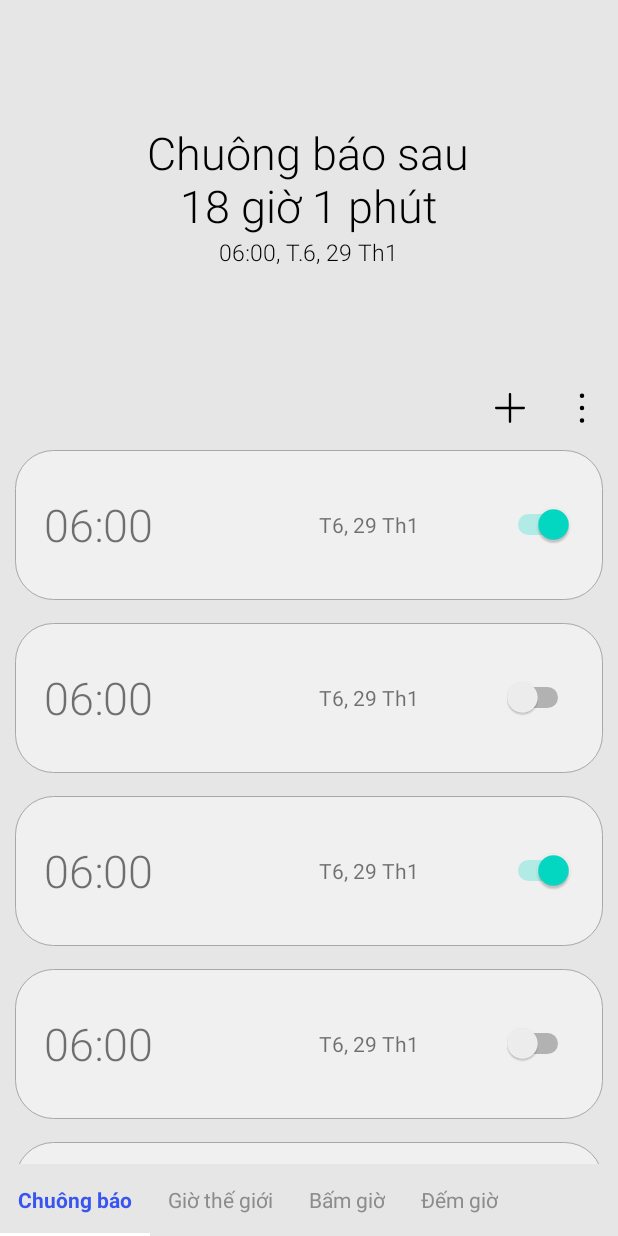
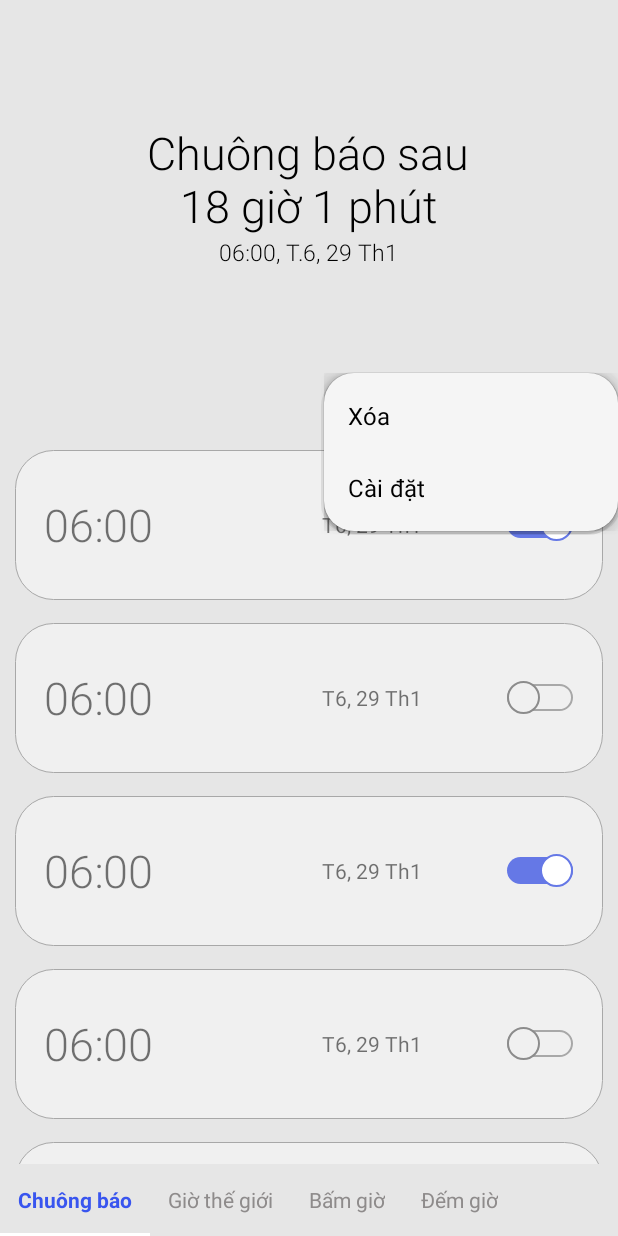
Before and after one commit to anhtrantb/clockapp, an Android app: the screen it shows after launch (MainActivity), after a tap on "menu", on a phone screen of 412 x 824 dp. Run offline under Robolectric (Android 15) with nearby library versions, the phone set to English and light mode, and no system bars.

Commit message:
custom switch

```diff
--- a/app/src/main/java/com/example/clockapp/FragmentAlarm.java
+++ b/app/src/main/java/com/example/clockapp/FragmentAlarm.java
@@ -14,10 +14,12 @@ import android.view.Gravity;
 import android.view.LayoutInflater;
 import android.view.Menu;
 import android.view.MenuInflater;
+import android.view.MenuItem;
 import android.view.View;
 import android.view.ViewGroup;
 import android.widget.LinearLayout;
 import android.widget.TextView;
+import android.widget.Toast;
 
 import com.google.android.material.appbar.AppBarLayout;
 import com.google.android.material.appbar.CollapsingToolbarLayout;
@@ -30,13 +32,13 @@ public class FragmentAlarm extends Fragment {
     TextView title_collapsingbar_time,title_collapsingbar;
     RecyclerView recyclerViewAlarm;
     Toolbar mtoolbar;
-   private static FragmentAlarm fragmentAlarm;
-   public static FragmentAlarm getInstance(){
+    private static FragmentAlarm fragmentAlarm;
+    public static FragmentAlarm getInstance(){
        if(fragmentAlarm==null){
            fragmentAlarm = new FragmentAlarm();
        }
        return fragmentAlarm;
-   }
+    }
     @Override
     public View onCreateView(LayoutInflater inflater, ViewGroup container,
                              Bundle savedInstanceState) {
@@ -49,8 +51,6 @@ public class FragmentAlarm extends Fragment {
         //main
         title_collapsingbar.setText("Chuông báo sau 18 giờ 1 phút");
         title_collapsingbar_time.setText("06:00, T.6, 29 Th1");
-//        CollapsingToolbarLayout collapsingToolbarLayout = view.findViewById(R.id.collapsing_toolbar);
-//        collapsingToolbarLayout.setTitle("demo");
 
         ((MainActivity) getActivity()).setSupportActionBar(mtoolbar);
         ((MainActivity) getActivity()).getSupportActionBar().setTitle(getString(R.string.alarm_ring));
@@ -80,6 +80,26 @@ public class FragmentAlarm extends Fragment {
         super.onCreateOptionsMenu(menu, inflater);
         ((AppCompatActivity)getActivity()).getMenuInflater().inflate(R.menu.menu_toolbar,menu);
     }
+//xử lí menu
+    @Override
+    public boolean onOptionsItemSelected(@NonNull MenuItem item) {
+        switch (item.getItemId()){
+            case R.id.ic_add:{
+                //Toast.makeText(getContext(), "hello", Toast.LENGTH_SHORT).show();break;
+            }
+            case R.id.ic_menu:{
+                //Toast.makeText(getContext(), "world", Toast.LENGTH_SHORT).show(); break;
+            }
+            case R.id.ic_delete:{
+
+            }
+            case R.id.ic_setting:{
+
+            }
+        }
+        return super.onOptionsItemSelected(item);
+    }
+
     public void findview(View view){
         mtoolbar = view.findViewById(R.id.toolbar);
         appBarLayout = view.findViewById(R.id.app_bar);
--- /dev/null
+++ b/app/src/main/res/drawable/custom_popup_menu.xml
@@ -0,0 +1,6 @@
+<shape xmlns:android="http://schemas.android.com/apk/res/android">
+    <corners android:radius="20dp"/>
+    <solid android:color="@color/popup_menu_background_color"/>
+    <padding android:top="5dp"
+        android:bottom="5dp"/>
+</shape>
--- a/app/src/main/res/drawable/item_background.xml
+++ b/app/src/main/res/drawable/item_background.xml
@@ -2,7 +2,7 @@
 <shape android:shape="rectangle"
     xmlns:android="http://schemas.android.com/apk/res/android">
 <corners android:radius="25dp"/>
-    <solid android:color="#F0F0F0"/>
+    <solid android:color="@color/item_background"/>
     <stroke android:width="1px"
-        android:color="#A8A8A8"/>
+        android:color="@color/item_background_border"/>
 </shape>
--- /dev/null
+++ b/app/src/main/res/drawable/switch_thumb.xml
@@ -0,0 +1,22 @@
+<?xml version="1.0" encoding="utf-8"?>
+<selector
+    xmlns:android="http://schemas.android.com/apk/res/android">
+    <item android:state_checked="false">
+        <shape android:shape="oval">
+            <solid android:color="@color/item_background" />
+            <size android:width="@dimen/switch_size"
+                android:height="@dimen/switch_size"/>
+            <stroke android:width="1dp"
+                android:color="#8c8c8c"/>
+        </shape>
+    </item>
+    <item android:state_checked="true">
+        <shape android:shape="oval">
+            <solid android:color="#ffffff"/>
+            <size android:width="@dimen/switch_size"
+                android:height="@dimen/switch_size"/>
+            <stroke android:width="1dp"
+                android:color="@color/switch_on_color"/>
+        </shape>
+    </item>
+</selector>
--- /dev/null
+++ b/app/src/main/res/drawable/switch_track_off.xml
@@ -0,0 +1,23 @@
+<layer-list xmlns:android="http://schemas.android.com/apk/res/android">
+    <item>
+        <shape android:shape="line"
+            >
+        </shape>
+    </item>
+
+    <item
+        android:top="2dp"
+        android:bottom="2dp">
+        <shape
+            android:shape="rectangle">
+            <solid android:color="@color/item_background"/>
+            <corners
+                android:radius="@dimen/switch_size"/>
+            <size
+                android:width="@dimen/switch_size" />
+            <stroke
+                android:width="1dp"
+                android:color="@color/item_background_border"/>
+        </shape>
+    </item>
+</layer-list>
--- /dev/null
+++ b/app/src/main/res/drawable/switch_track_on.xml
@@ -0,0 +1,21 @@
+<layer-list xmlns:android="http://schemas.android.com/apk/res/android">
+    <item>
+        <shape android:shape="line"
+            >
+        </shape>
+    </item>
+
+    <item
+        android:top="2dp"
+        android:bottom="2dp">
+        <shape
+            android:shape="rectangle">
+            <solid android:color="@color/switch_on_color"/>
+            <corners
+                android:radius="@dimen/switch_size"/>
+            <size
+                android:width="@dimen/switch_size"
+                 />
+        </shape>
+    </item>
+</layer-list>
--- /dev/null
+++ b/app/src/main/res/drawable/switch_track_selector.xml
@@ -0,0 +1,7 @@
+<?xml version="1.0" encoding="utf-8"?>
+<selector xmlns:android="http://schemas.android.com/apk/res/android">
+    <item android:state_checked="false"
+        android:drawable="@drawable/switch_track_off"/>
+    <item android:state_checked="true"
+        android:drawable="@drawable/switch_track_on"/>
+</selector>
--- a/app/src/main/res/layout/fragment_alarm.xml
+++ b/app/src/main/res/layout/fragment_alarm.xml
@@ -13,15 +13,13 @@
         android:layout_width="match_parent"
         android:layout_height="300dp"
         android:fitsSystemWindows="true"
-
-        android:theme="@style/ThemeOverlay.AppCompat.Dark.ActionBar">
+        >
 
         <com.google.android.material.appbar.CollapsingToolbarLayout
             android:id="@+id/collapsing_tool_bar"
             android:layout_width="match_parent"
             android:layout_height="match_parent"
             android:fitsSystemWindows="true"
-            android:theme="@style/ThemeOverlay.AppCompat.Dark.ActionBar"
             app:contentScrim="#E6E6E6"
             app:collapsedTitleGravity="start"
             app:expandedTitleGravity="start"
@@ -69,10 +67,10 @@
             <androidx.appcompat.widget.Toolbar
                 android:id="@+id/toolbar"
                 android:layout_width="match_parent"
-                android:layout_height="?attr/actionBarSize"
+                android:layout_height="@dimen/mtrl_toolbar_default_height"
                 android:layout_gravity="bottom"
                 app:layout_collapseMode="pin"
-                app:popupTheme="@style/ThemeOverlay.AppCompat.Light" />
+                app:popupTheme="@style/popupMenuStyle" />
         </com.google.android.material.appbar.CollapsingToolbarLayout>
     </com.google.android.material.appbar.AppBarLayout>
 
--- a/app/src/main/res/layout/fragment_world_time.xml
+++ b/app/src/main/res/layout/fragment_world_time.xml
@@ -1,5 +1,6 @@
 <?xml version="1.0" encoding="utf-8"?>
 <FrameLayout xmlns:android="http://schemas.android.com/apk/res/android"
+    xmlns:app="http://schemas.android.com/apk/res-auto"
     xmlns:tools="http://schemas.android.com/tools"
     android:layout_width="match_parent"
     android:layout_height="match_parent"
--- a/app/src/main/res/layout/item_set_time.xml
+++ b/app/src/main/res/layout/item_set_time.xml
@@ -3,6 +3,7 @@
     xmlns:tools="http://schemas.android.com/tools"
     android:layout_width="match_parent"
     android:layout_height="100dp"
+    xmlns:app="http://schemas.android.com/apk/res-auto"
     android:layout_marginLeft="10dp"
     android:layout_marginRight="10dp"
     android:layout_marginBottom="15dp"
@@ -31,6 +32,8 @@
         android:id="@+id/sw_setAlarm"
         android:layout_width="wrap_content"
         android:layout_height="wrap_content"
+        android:track="@drawable/switch_track_selector"
+        android:thumb="@drawable/switch_thumb"
         android:layout_weight="1"
         android:paddingRight="10dp" />
 
--- a/app/src/main/res/menu/menu_toolbar.xml
+++ b/app/src/main/res/menu/menu_toolbar.xml
@@ -1,10 +1,24 @@
 <?xml version="1.0" encoding="utf-8"?>
 <menu xmlns:android="http://schemas.android.com/apk/res/android"
     xmlns:app="http://schemas.android.com/apk/res-auto">
-    <item android:title="add"
+    <item
+        android:id="@+id/ic_add"
+        android:title="add"
         android:icon="@drawable/ic_add"
         app:showAsAction="always"/>
-    <item android:title="menu"
+
+    <item
+        android:id="@+id/ic_menu"
+        android:title="menu"
         android:icon="@drawable/ic_menu"
-        app:showAsAction="always"/>
+        app:showAsAction="always">
+        <menu>
+            <item
+                android:id="@+id/ic_delete"
+                android:title="@string/menu_delete"/>
+            <item
+                android:id="@+id/ic_setting"
+                android:title="@string/menu_setting"/>
+        </menu>
+    </item>
 </menu>
--- a/app/src/main/res/values-night/themes.xml
+++ b/app/src/main/res/values-night/themes.xml
@@ -2,7 +2,6 @@
     <!-- Base application theme. -->
     <style name="Theme.ClockApp" parent="Theme.MaterialComponents.DayNight.NoActionBar">
         <!-- Primary brand color. -->
-
         <item name="colorPrimary">@color/purple_200</item>
         <item name="colorPrimaryVariant">@color/purple_700</item>
         <item name="colorOnPrimary">@color/black</item>
--- a/app/src/main/res/values/colors.xml
+++ b/app/src/main/res/values/colors.xml
@@ -8,6 +8,10 @@
     <color name="black">#FF000000</color>
     <color name="white">#FFFFFFFF</color>
     <color name="background">#E6E6E6</color>
+    <color name="item_background">#F0F0F0</color>
+    <color name="item_background_border">#A8A8A8</color>
     <color name="tab_text_normal">#8E8B8B</color>
     <color name="tab_text_select">#3955EF</color>
+    <color name="switch_on_color">#6578E6</color>
+    <color name="popup_menu_background_color">#F5F5F5</color>
 </resources>
--- /dev/null
+++ b/app/src/main/res/values/dimens.xml
@@ -0,0 +1,4 @@
+<?xml version="1.0" encoding="utf-8"?>
+<resources>
+    <dimen name="switch_size">22dp</dimen>
+</resources>
--- a/app/src/main/res/values/strings.xml
+++ b/app/src/main/res/values/strings.xml
@@ -8,4 +8,6 @@
     <string name="count_down">Đếm giờ</string>
     <string name="alarm_ring">Chuông báo</string>
     <string name="title_alarm">Tất cả chuông báo đều tắt</string>
+    <string name="menu_delete">Xóa</string>
+    <string name="menu_setting">Cài đặt</string>
 </resources>
--- a/app/src/main/res/values/styles.xml
+++ b/app/src/main/res/values/styles.xml
@@ -8,4 +8,12 @@
         <item name="android:textColor">#323333</item>
         <item name="android:textSize">20sp</item>
     </style>
+
+    <style name="abc">
+        <item name="android:background">#090787</item>
+    </style>
+    <style name="popupMenuStyle">
+        <item name="android:textColor">@color/black</item>
+        <item name="popupMenuBackground">@drawable/custom_popup_menu</item>
+    </style>
 </resources>
--- a/app/src/main/res/values/themes.xml
+++ b/app/src/main/res/values/themes.xml
@@ -2,7 +2,6 @@
     <!-- Base application theme. -->
     <style name="Theme.ClockApp" parent="Theme.MaterialComponents.DayNight.NoActionBar">
         <!-- Primary brand color. -->
-
         <item name="colorPrimary">@color/purple_500</item>
         <item name="colorPrimaryVariant">@color/purple_700</item>
         <item name="colorOnPrimary">@color/white</item>
@@ -13,5 +12,6 @@
         <!-- Status bar color. -->
         <item name="android:statusBarColor" tools:targetApi="l">?attr/colorPrimaryVariant</item>
         <!-- Customize your theme here. -->
+
     </style>
 </resources>
```
